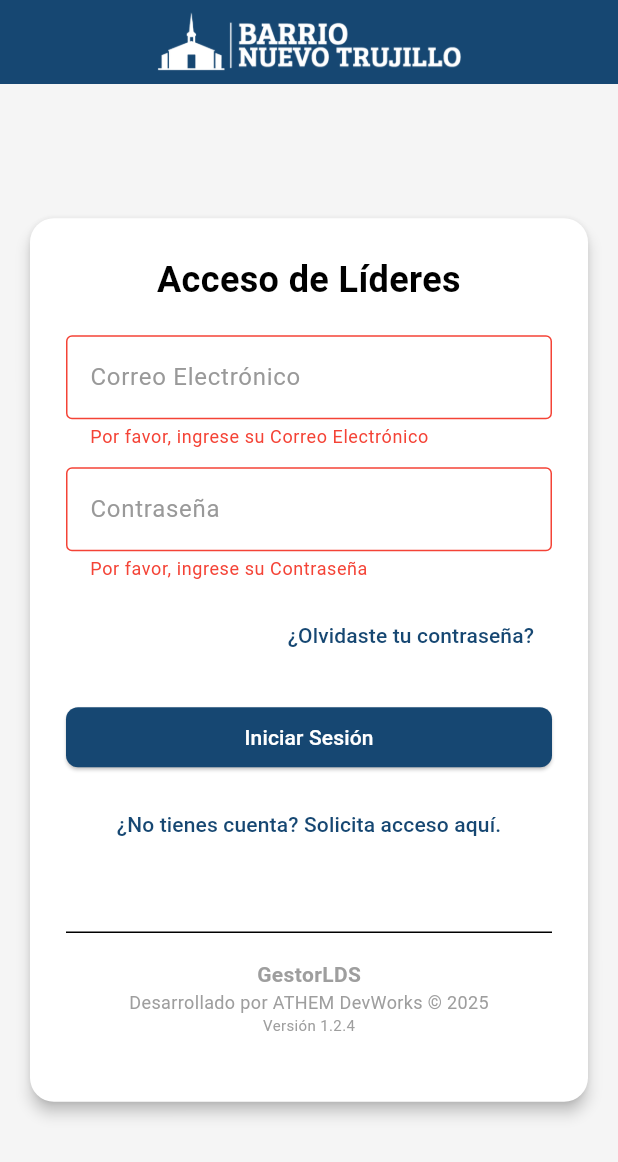
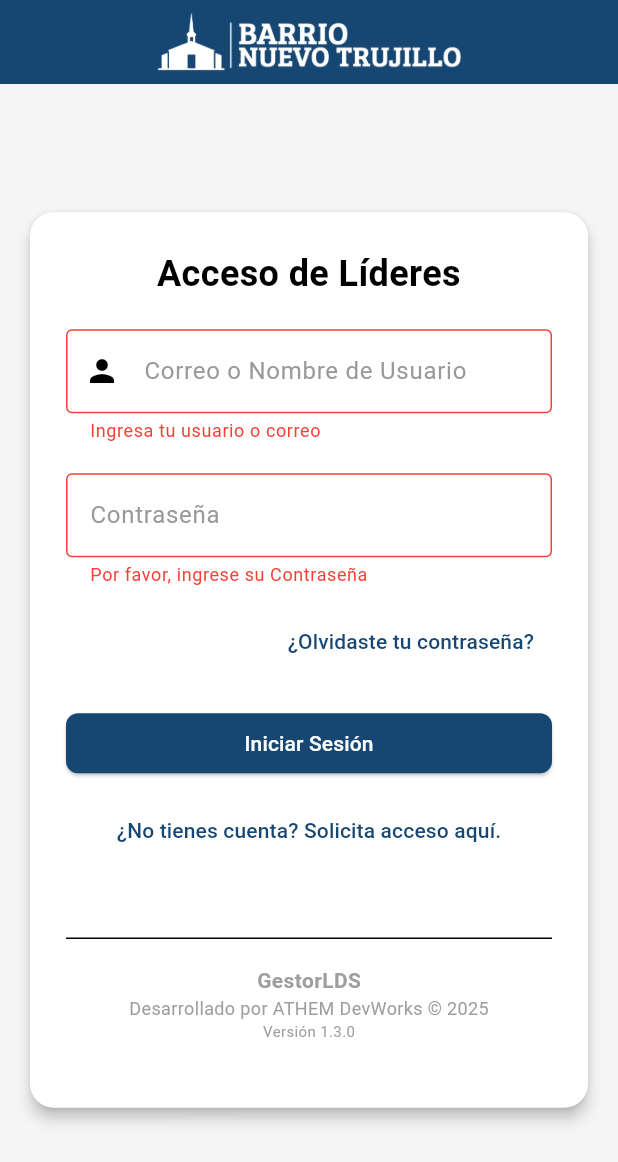
Before and after one commit to athemdevworks/gestor_lds, a Flutter app: the screen it shows after launch, after a tap on "Iniciar Sesión", on a phone screen of 412 x 824 dp. Shown: the top 1162 px of the screen. Run offline on Flutter 3.47's test engine with Material 3 defaults, Android fonts, the phone set to English and light mode, and no system bars; our stand-ins replace cloud_firestore, firebase_auth, firebase_core, package_info_plus, pdf, printing; accounts and stored records are empty.

Commit message:
feat: Release v1.3.0 - Perfil de Usuario y Login Híbrido (Username/Email).

```diff
--- a/lib/features/auth/screens/login_screen.dart
+++ b/lib/features/auth/screens/login_screen.dart
@@ -24,29 +24,35 @@ class _LoginScreenState extends State<LoginScreen> {
       setState(() { _isLoading = true; });
 
       try {
-        await _authService.signInWithEmailAndPassword(
-          _emailController.text.trim(),
-          _passwordController.text.trim(),
-        );
-        // Si el login es exitoso, el StreamBuilder en main.dart hará la navegación.
+        String input = _emailController.text.trim();
+        String password = _passwordController.text.trim();
+        String? emailToUse;
+
+        // 1. ¿Es un correo?
+        if (input.contains('@')) {
+          emailToUse = input;
+        } else {
+          // 2. Es un usuario -> Buscamos su correo
+          emailToUse = await _authService.getEmailFromUsername(input);
+
+          if (emailToUse == null) {
+            throw FirebaseAuthException(
+                code: 'user-not-found',
+                message: 'No se encontró el nombre de usuario.'
+            );
+          }
+        }
+
+        // 3. Login normal con el correo resultante
+        await _authService.signInWithEmailAndPassword(emailToUse, password);
 
       } on FirebaseException catch (e) {
-        // CATCH 1: Errores de Firebase (Contraseña mal, usuario no existe)
         if (mounted) {
-          showErrorDialog(
-              context,
-              'Error de Acceso',
-              _mapFirebaseError(e.code) // O usa e.message si prefieres el texto técnico
-          );
+          showErrorDialog(context, 'Error de Acceso', _mapFirebaseError(e.code));
         }
       } catch (e) {
-        // CATCH 2: Errores inesperados (Código roto, null pointer, etc)
         if (mounted) {
-          showErrorDialog(
-              context,
-              'Error Desconocido',
-              'Ocurrió un problema inesperado: $e'
-          );
+          showErrorDialog(context, 'Error Desconocido', 'Ocurrió un problema: $e');
         }
       } finally {
         if (mounted) setState(() { _isLoading = false; });
@@ -153,15 +159,28 @@ class _LoginScreenState extends State<LoginScreen> {
                           ),
                           const SizedBox(height: 20),
 
-                          // 1. CAMPO EMAIL: Configurado para "Siguiente"
-                          _buildTextField(
-                            _emailController,
-                            'Correo Electrónico',
-                            false,
-                            // Esto hace que el teclado muestre la flecha de "Siguiente"
-                            // en lugar de "Intro" o "Nueva línea".
-                            action: TextInputAction.next,
+                          // 1. CAMPO EMAIL / USUARIO (MODIFICADO)
+                          TextFormField(
+                            controller: _emailController,
+                            textInputAction: TextInputAction.next, // Flecha "Siguiente" en teclado
+                            keyboardType: TextInputType.emailAddress, // Muestra la @ pero permite texto
+                            decoration: const InputDecoration(
+                              labelText: 'Correo o Nombre de Usuario', // <--- Etiqueta Nueva
+                              prefixIcon: Icon(Icons.person),          // <--- Icono Nuevo
+                              border: OutlineInputBorder(),            // Mantenemos el borde
+                            ),
+                            validator: (value) {
+                              if (value == null || value.isEmpty) {
+                                return 'Ingresa tu usuario o correo';
+                              }
+                              // AQUÍ ESTÁ LA CLAVE:
+                              // Ya no validamos si tiene '@' o regex de email.
+                              // Aceptamos cualquier texto para buscarlo después.
+                              return null;
+                            },
                           ),
+
+                          const SizedBox(height: 20),
 
                           // 2. CAMPO PASSWORD: Configurado para "Enviar/Hecho"
                           _buildTextField(
@@ -217,7 +236,7 @@ class _LoginScreenState extends State<LoginScreen> {
                                 ),
 
                                 const Text(
-                                  'Versión 1.2.4',
+                                  'Versión 1.3.0',
                                   style: TextStyle(fontSize: 10, color: Colors.grey),
                                 ),
 
--- a/pubspec.yaml
+++ b/pubspec.yaml
@@ -16,7 +16,7 @@ publish_to: 'none' # Remove this line if you wish to publish to pub.dev
 # https://developer.apple.com/library/archive/documentation/General/Reference/InfoPlistKeyReference/Articles/CoreFoundationKeys.html
 # In Windows, build-name is used as the major, minor, and patch parts
 # of the product and file versions while build-number is used as the build suffix.
-version: 1.2.4+1
+version: 1.3.0+1
 
 environment:
   sdk: ^3.10.1
```
Also changed, not shown: lib/features/auth/auth_service.dart (+20 -0 lines), lib/features/auth/screens/profile_screen.dart (added, +237 -0 lines), lib/features/auth/services/user_service.dart (+14 -0 lines), lib/features/dashboard/home_screen.dart (+13 -0 lines).
